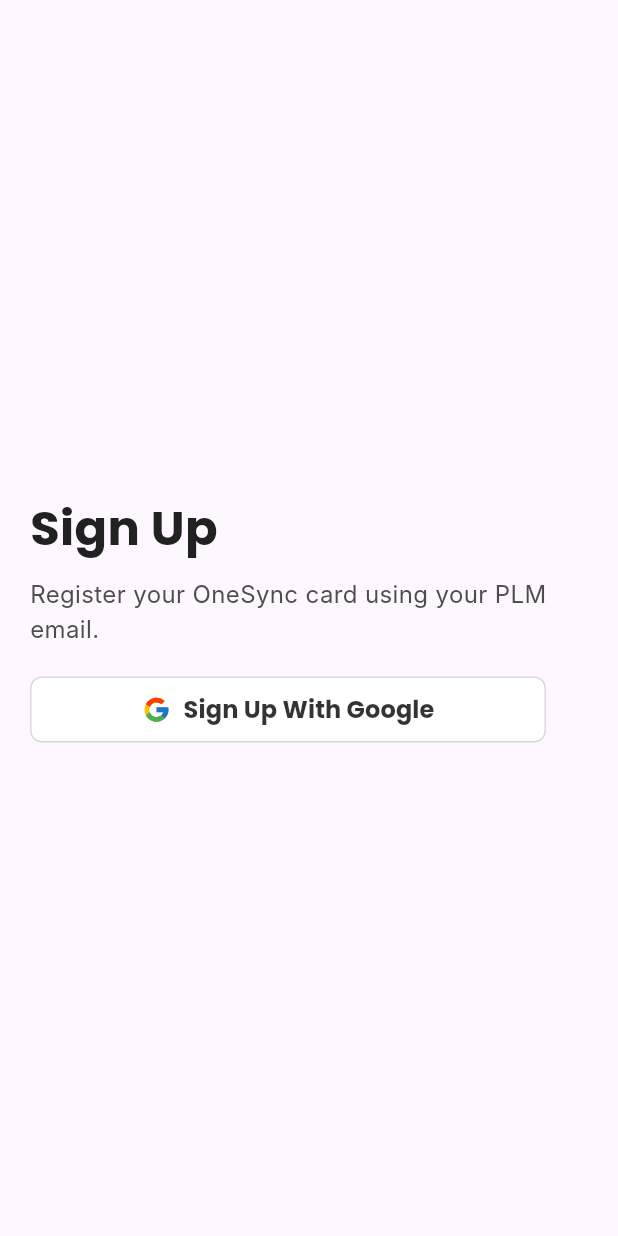
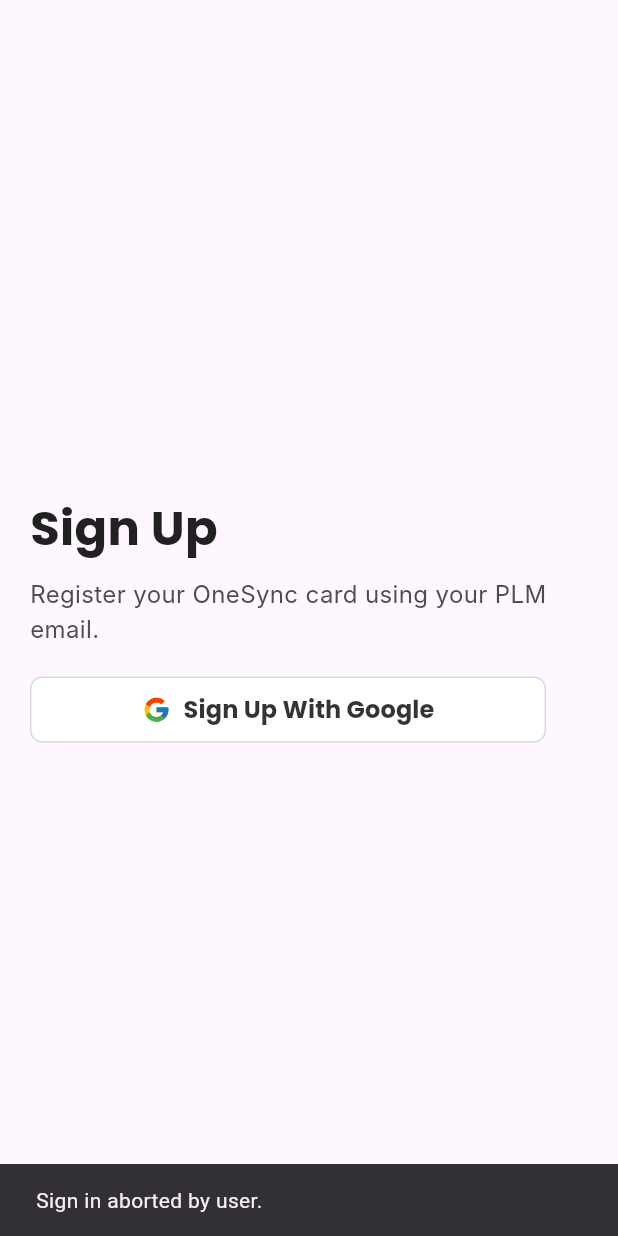
Before and after one commit to albertomarkallen/OneSync, a Flutter app: the SignUpScreen screen opened by its route, after a tap on "Sign Up With Google", on a phone screen of 412 x 824 dp. Run offline on Flutter 3.47's test engine with Material 3 defaults, Android fonts, the phone set to English and light mode, and no system bars; our stand-ins replace cloud_firestore, firebase_auth, firebase_core, firebase_database, firebase_storage, flutter_svg and 2 more; accounts and stored records are empty; network calls fail; Roboto replaces fonts that are missing (Inter).

```diff
--- a/OneSync (Customer)/lib/screens/(Auth)/login.dart
+++ b/OneSync (Customer)/lib/screens/(Auth)/login.dart
@@ -3,9 +3,6 @@ import 'package:flutter_svg/svg.dart';
 import 'package:onesync/screens/utils.dart';
 
 class LoginScreen extends StatelessWidget {
-  final TextEditingController _rfidController = TextEditingController();
-  final TextEditingController _passwordController = TextEditingController();
-
   @override
   Widget build(BuildContext context) {
     return Scaffold(
--- a/OneSync (Customer)/lib/screens/(Auth)/signUp.dart
+++ b/OneSync (Customer)/lib/screens/(Auth)/signUp.dart
@@ -1,6 +1,6 @@
 import 'package:flutter/material.dart';
 import 'package:flutter_svg/svg.dart';
-import 'package:onesync/screens/utils.dart';
+import 'package:onesync/screens/utils.dart'; // Ensure that signUpWithGoogle is defined here or import correctly
 
 class SignUpScreen extends StatelessWidget {
   @override
@@ -33,7 +33,7 @@ class SignUpScreen extends StatelessWidget {
                 ),
               ),
               const SizedBox(height: 20), // Spacing before the button
-              buildButton("Sign Up With Google"),
+              buildButton(context, "Sign Up With Google"),
             ],
           ),
         ),
@@ -41,7 +41,7 @@ class SignUpScreen extends StatelessWidget {
     );
   }
 
-  Widget buildButton(String label) {
+  Widget buildButton(BuildContext context, String label) {
     return Container(
       width: 344,
       height: 44,
@@ -49,22 +49,26 @@ class SignUpScreen extends StatelessWidget {
       decoration: ShapeDecoration(
         color: Colors.white,
         shape: RoundedRectangleBorder(
-          side: const BorderSide(width: 1, color: Color(0xFFD8DADC)),
+          side: BorderSide(width: 1, color: Color(0xFFD8DADC)),
           borderRadius: BorderRadius.circular(8),
         ),
       ),
       child: TextButton(
         onPressed: () async {
           print('Button tapped');
-          await signInWithGoogle();
-
-          // Navigate to the home screen
+          try {
+            await signUpWithGoogle(
+                context); // Assuming signUpWithGoogle is defined and works correctly
+          } catch (e) {
+            ScaffoldMessenger.of(context).showSnackBar(
+              SnackBar(content: Text('Failed to sign in: $e')),
+            );
+          }
         },
         style: TextButton.styleFrom(
           foregroundColor: Colors.black.withOpacity(0.8),
           backgroundColor: Colors.transparent,
-          padding: const EdgeInsets.symmetric(
-              horizontal: 12), // Adjust padding as necessary
+          padding: const EdgeInsets.symmetric(horizontal: 12),
           tapTargetSize: MaterialTapTargetSize.shrinkWrap,
         ),
         child: Row(
--- a/OneSync (Customer)/lib/screens/Profile/profile_screen.dart
+++ b/OneSync (Customer)/lib/screens/Profile/profile_screen.dart
@@ -1,6 +1,6 @@
 import 'package:flutter/material.dart';
 import 'package:onesync/navigation.dart';
-import 'package:onesync/screens/(Auth)/login.dart';
+import 'package:onesync/screens/(Auth)/signUp.dart';
 import 'package:onesync/screens/utils.dart';
 
 class ProfileScreen extends StatefulWidget {
@@ -19,7 +19,7 @@ class _ProfileScreenState extends State<ProfileScreen> {
       Navigator.of(context).pushReplacement(
         MaterialPageRoute(
           builder: (context) =>
-              LoginScreen(), // Replace LoginScreen with your desired screen
+              SignUpScreen(), // Replace LoginScreen with your desired screen
         ),
       );
     } catch (e) {}
--- a/OneSync (Customer)/lib/screens/utils.dart
+++ b/OneSync (Customer)/lib/screens/utils.dart
@@ -1,10 +1,64 @@
 import 'dart:io';
 
+import 'package:cloud_firestore/cloud_firestore.dart';
 import 'package:firebase_auth/firebase_auth.dart';
 import 'package:firebase_storage/firebase_storage.dart';
 import 'package:flutter/material.dart';
 import 'package:google_sign_in/google_sign_in.dart';
 import 'package:image_picker/image_picker.dart';
+import 'package:onesync/screens/(Auth)/cardSignup.dart';
+
+Future<void> signUpWithGoogle(BuildContext context) async {
+  try {
+    final GoogleSignIn googleSignIn = GoogleSignIn();
+    final GoogleSignInAccount? googleUser = await googleSignIn.signIn();
+    print(
+        "Google User: $googleUser"); // Debug: Check if user object is received
+
+    if (googleUser != null) {
+      final GoogleSignInAuthentication googleAuth =
+          await googleUser.authentication;
+
+      final AuthCredential credential = GoogleAuthProvider.credential(
+        accessToken: googleAuth.accessToken,
+        idToken: googleAuth.idToken,
+      );
+
+      final UserCredential userCredential =
+          await FirebaseAuth.instance.signInWithCredential(credential);
+      final User? user = userCredential.user;
+      print(
+          "Firebase User: $user"); // Debug: Check if Firebase user object is received
+
+      if (user != null) {
+        String UserID = user.uid;
+        await FirebaseFirestore.instance
+            .collection("Student-Users")
+            .doc(UserID)
+            .set({'Name': user.displayName}, SetOptions(merge: true));
+
+        Navigator.of(context).pushReplacement(
+          MaterialPageRoute(builder: (context) => CardSignUp()),
+        );
+      } else {
+        debugPrint('Failed to sign in. User is null.');
+        ScaffoldMessenger.of(context).showSnackBar(SnackBar(
+          content: Text('Failed to sign in, please try again.'),
+        ));
+      }
+    } else {
+      print('Google sign in aborted by user');
+      ScaffoldMessenger.of(context).showSnackBar(SnackBar(
+        content: Text('Sign in aborted by user.'),
+      ));
+    }
+  } catch (e) {
+    print('Error signing in with Google: $e');
+    ScaffoldMessenger.of(context).showSnackBar(SnackBar(
+      content: Text('Error signing in, please try again.'),
+    ));
+  }
+}
 
 Future<void> signInWithGoogle() async {
   try {
@@ -19,7 +73,13 @@ Future<void> signInWithGoogle() async {
         idToken: googleAuth.idToken,
       );
 
-      await FirebaseAuth.instance.signInWithCredential(credential);
+      final UserCredential userCredential =
+          await FirebaseAuth.instance.signInWithCredential(credential);
+      final User? user = userCredential.user;
+
+      if (user != null) {
+        print('User signed in with Google: ${user.displayName}');
+      }
       print('User signed in with Google');
     } else {
       print('Google sign in aborted by user');
```
Also changed, not shown: OneSync (Customer)/lib/screens/(Auth)/cardSignup.dart (added, +179 -0 lines), OneSync (Customer)/lib/screens/(Auth)/registered_screen.dart (added, +89 -0 lines), OneSync (Customer)/assets/Success_Reference_Logo.svg (added).
